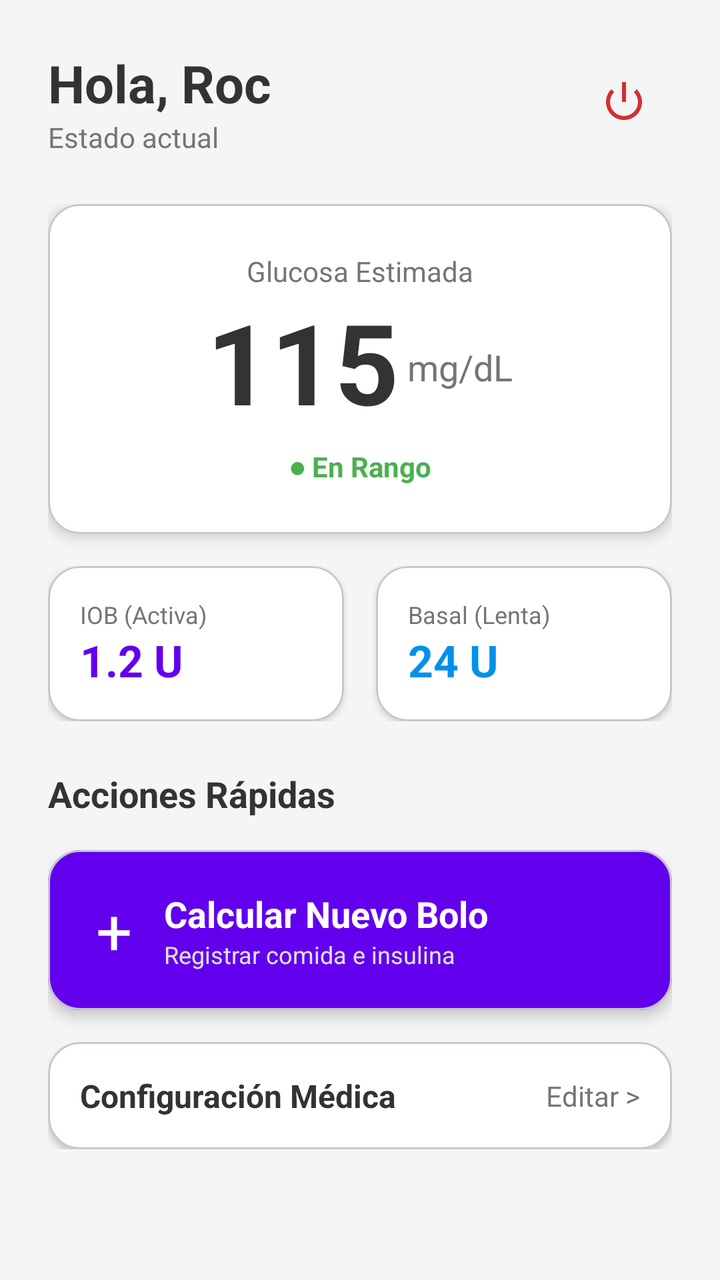
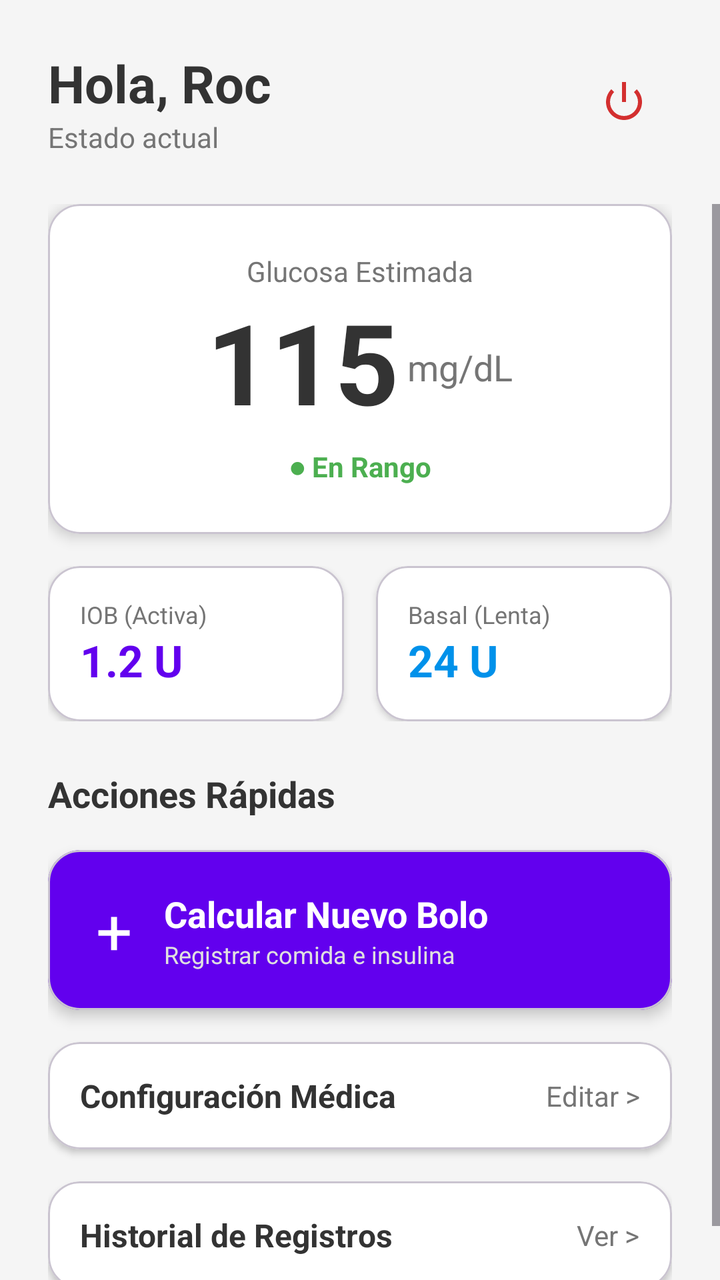

Before-and-after screenshots of an Android layout around one commit, followed by the original layout XML and the change that was made.
<!-- AndroidManifest.xml: application theme Theme.TFGDIABETESAPP -->
<!-- res/layout/activity_main.xml -->
<?xml version="1.0" encoding="utf-8"?>
<androidx.constraintlayout.widget.ConstraintLayout xmlns:android="http://schemas.android.com/apk/res/android"
    xmlns:app="http://schemas.android.com/apk/res-auto"
    xmlns:tools="http://schemas.android.com/tools"
    android:id="@+id/main"
    android:layout_width="match_parent"
    android:layout_height="match_parent"
    android:background="#F5F5F5"
    tools:context=".MainActivity">

    <LinearLayout
        android:id="@+id/headerLayout"
        android:layout_width="match_parent"
        android:layout_height="wrap_content"
        android:orientation="horizontal"
        android:padding="24dp"
        android:gravity="center_vertical"
        app:layout_constraintTop_toTopOf="parent">

        <LinearLayout
            android:layout_width="0dp"
            android:layout_height="wrap_content"
            android:layout_weight="1"
            android:orientation="vertical">

            <TextView
                android:layout_width="wrap_content"
                android:layout_height="wrap_content"
                android:text="Hola, Roc"
                android:textSize="26sp"
                android:textStyle="bold"
                android:textColor="#333333"/>

            <TextView
                android:layout_width="wrap_content"
                android:layout_height="wrap_content"
                android:text="Estado actual"
                android:textSize="14sp"
                android:textColor="#757575"/>
        </LinearLayout>

        <ImageButton
            android:id="@+id/btnLogout"
            android:layout_width="48dp"
            android:layout_height="48dp"
            android:background="?attr/selectableItemBackgroundBorderless"
            android:src="@android:drawable/ic_lock_power_off"
            app:tint="#D32F2F"
            android:contentDescription="Cerrar Sesión" />
    </LinearLayout>

    <ScrollView
        android:layout_width="match_parent"
        android:layout_height="0dp"
        app:layout_constraintBottom_toBottomOf="parent"
        app:layout_constraintTop_toBottomOf="@id/headerLayout">

        <LinearLayout
            android:layout_width="match_parent"
            android:layout_height="wrap_content"
            android:orientation="vertical"
            android:paddingHorizontal="24dp"
            android:paddingBottom="24dp">

            <com.google.android.material.card.MaterialCardView
                android:layout_width="match_parent"
                android:layout_height="wrap_content"
                app:cardCornerRadius="16dp"
                app:cardElevation="4dp"
                app:cardBackgroundColor="#FFFFFF"
                android:layout_marginBottom="16dp">

                <LinearLayout
                    android:layout_width="match_parent"
                    android:layout_height="wrap_content"
                    android:orientation="vertical"
                    android:padding="24dp"
                    android:gravity="center">

                    <TextView
                        android:layout_width="wrap_content"
                        android:layout_height="wrap_content"
                        android:text="Glucosa Estimada"
                        android:textColor="#757575"
                        android:textSize="14sp"/>

                    <LinearLayout
                        android:layout_width="wrap_content"
                        android:layout_height="wrap_content"
                        android:orientation="horizontal"
                        android:gravity="bottom">

                        <TextView
                            android:id="@+id/tvGlucosaMain"
                            android:layout_width="wrap_content"
                            android:layout_height="wrap_content"
                            android:text="115"
                            android:textColor="#333333"
                            android:textSize="56sp"
                            android:textStyle="bold"/>

                        <TextView
                            android:layout_width="wrap_content"
                            android:layout_height="wrap_content"
                            android:text=" mg/dL"
                            android:textColor="#757575"
                            android:textSize="18sp"
                            android:layout_marginBottom="12dp"/>
                    </LinearLayout>

                    <TextView
                        android:layout_width="wrap_content"
                        android:layout_height="wrap_content"
                        android:text="● En Rango"
                        android:textColor="#4CAF50"
                        android:textStyle="bold"
                        android:layout_marginTop="4dp"/>
                </LinearLayout>
            </com.google.android.material.card.MaterialCardView>

            <LinearLayout
                android:layout_width="match_parent"
                android:layout_height="wrap_content"
                android:orientation="horizontal"
                android:layout_marginBottom="24dp">

                <com.google.android.material.card.MaterialCardView
                    android:layout_width="0dp"
                    android:layout_height="wrap_content"
                    android:layout_weight="1"
                    app:cardCornerRadius="16dp"
                    app:cardElevation="2dp"
                    app:cardBackgroundColor="#FFFFFF"
                    android:layout_marginEnd="8dp">

                    <LinearLayout
                        android:layout_width="match_parent"
                        android:layout_height="wrap_content"
                        android:orientation="vertical"
                        android:padding="16dp">

                        <TextView
                            android:layout_width="wrap_content"
                            android:layout_height="wrap_content"
                            android:text="IOB (Activa)"
                            android:textSize="12sp"
                            android:textColor="#757575"/>

                        <TextView
                            android:id="@+id/tvIOB"
                            android:layout_width="wrap_content"
                            android:layout_height="wrap_content"
                            android:text="1.2 U"
                            android:textSize="22sp"
                            android:textStyle="bold"
                            android:textColor="#6200EE"/>
                    </LinearLayout>
                </com.google.android.material.card.MaterialCardView>

                <com.google.android.material.card.MaterialCardView
                    android:layout_width="0dp"
                    android:layout_height="wrap_content"
                    android:layout_weight="1"
                    app:cardCornerRadius="16dp"
                    app:cardElevation="2dp"
                    app:cardBackgroundColor="#FFFFFF"
                    android:layout_marginStart="8dp">

                    <LinearLayout
                        android:layout_width="match_parent"
                        android:layout_height="wrap_content"
                        android:orientation="vertical"
                        android:padding="16dp">

                        <TextView
                            android:layout_width="wrap_content"
                            android:layout_height="wrap_content"
                            android:text="Basal (Lenta)"
                            android:textSize="12sp"
                            android:textColor="#757575"/>

                        <TextView
                            android:layout_width="wrap_content"
                            android:layout_height="wrap_content"
                            android:text="24 U"
                            android:textSize="22sp"
                            android:textStyle="bold"
                            android:textColor="#0091EA"/>
                    </LinearLayout>
                </com.google.android.material.card.MaterialCardView>
            </LinearLayout>

            <TextView
                android:layout_width="wrap_content"
                android:layout_height="wrap_content"
                android:text="Acciones Rápidas"
                android:textSize="18sp"
                android:textStyle="bold"
                android:textColor="#333333"
                android:layout_marginBottom="16dp"/>

            <com.google.android.material.card.MaterialCardView
                android:id="@+id/cardNewBolo"
                android:layout_width="match_parent"
                android:layout_height="80dp"
                app:cardCornerRadius="16dp"
                app:cardElevation="4dp"
                app:cardBackgroundColor="#6200EE"
                android:clickable="true"
                android:focusable="true"
                android:layout_marginBottom="16dp">

                <LinearLayout
                    android:layout_width="match_parent"
                    android:layout_height="match_parent"
                    android:gravity="center_vertical"
                    android:paddingHorizontal="24dp">

                    <TextView
                        android:layout_width="wrap_content"
                        android:layout_height="wrap_content"
                        android:text="+"
                        android:textSize="32sp"
                        android:textColor="#FFFFFF"
                        android:layout_marginEnd="16dp"/>

                    <LinearLayout
                        android:layout_width="wrap_content"
                        android:layout_height="wrap_content"
                        android:orientation="vertical">
                        <TextView
                            android:layout_width="wrap_content"
                            android:layout_height="wrap_content"
                            android:text="Calcular Nuevo Bolo"
                            android:textColor="#FFFFFF"
                            android:textStyle="bold"
                            android:textSize="18sp"/>
                        <TextView
                            android:layout_width="wrap_content"
                            android:layout_height="wrap_content"
                            android:text="Registrar comida e insulina"
                            android:textColor="#E0E0E0"
                            android:textSize="12sp"/>
                    </LinearLayout>
                </LinearLayout>
            </com.google.android.material.card.MaterialCardView>

            <com.google.android.material.card.MaterialCardView
                android:id="@+id/cardSettings"
                android:layout_width="match_parent"
                android:layout_height="wrap_content"
                app:cardCornerRadius="16dp"
                app:cardElevation="2dp"
                app:cardBackgroundColor="#FFFFFF"
                android:clickable="true"
                android:focusable="true">

                <LinearLayout
                    android:layout_width="match_parent"
                    android:layout_height="wrap_content"
                    android:gravity="center_vertical"
                    android:padding="16dp">

                    <TextView
                        android:layout_width="0dp"
                        android:layout_height="wrap_content"
                        android:layout_weight="1"
                        android:text="Configuración Médica"
                        android:textColor="#333333"
                        android:textStyle="bold"
                        android:textSize="16sp"/>

                    <TextView
                        android:layout_width="wrap_content"
                        android:layout_height="wrap_content"
                        android:text="Editar >"
                        android:textColor="#757575"/>
                </LinearLayout>
            </com.google.android.material.card.MaterialCardView>

        </LinearLayout>
    </ScrollView>
</androidx.constraintlayout.widget.ConstraintLayout>
<!-- resources referenced by this layout -->
<resources>
  <style name="Theme.TFGDIABETESAPP" parent="Base.Theme.TFGDIABETESAPP" />
  <style name="Base.Theme.TFGDIABETESAPP" parent="Theme.Material3.DayNight.NoActionBar">
          
          
      </style>
</resources>

<!-- the commit's change to res/layout/activity_main.xml (unified diff, before → after) -->
@@ -278,6 +278,38 @@
                 </LinearLayout>
             </com.google.android.material.card.MaterialCardView>
 
+            <com.google.android.material.card.MaterialCardView
+                android:id="@+id/cardHistory"
+                android:layout_width="match_parent"
+                android:layout_height="wrap_content"
+                app:cardCornerRadius="16dp"
+                app:cardElevation="2dp"
+                app:cardBackgroundColor="#FFFFFF"
+                android:clickable="true"
+                android:focusable="true"
+                android:layout_marginTop="16dp"> <LinearLayout
+                android:layout_width="match_parent"
+                android:layout_height="wrap_content"
+                android:gravity="center_vertical"
+                android:padding="16dp">
+
+                <TextView
+                    android:layout_width="0dp"
+                    android:layout_height="wrap_content"
+                    android:layout_weight="1"
+                    android:text="Historial de Registros"
+                    android:textColor="#333333"
+                    android:textStyle="bold"
+                    android:textSize="16sp"/>
+
+                <TextView
+                    android:layout_width="wrap_content"
+                    android:layout_height="wrap_content"
+                    android:text="Ver >"
+                    android:textColor="#757575"/>
+            </LinearLayout>
+            </com.google.android.material.card.MaterialCardView>
+
         </LinearLayout>
     </ScrollView>
 </androidx.constraintlayout.widget.ConstraintLayout>
